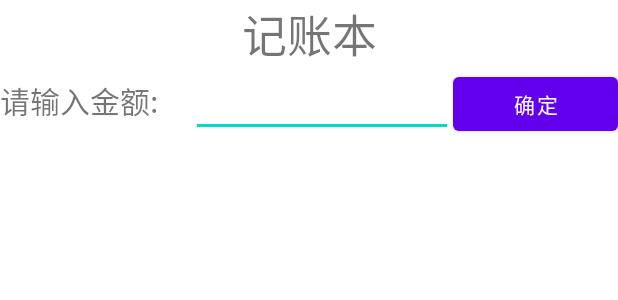
After one commit to xiaowei957/App2.1, an Android app: the layout bill.xml on its own in the app's theme, with its tools: preview values and no code run, on a phone screen of 412 x 824 dp. The commit adds this screen. Shown: the top 300 px of the screen. Run offline under Robolectric (Android 15) with nearby library versions, the phone set to English and light mode, and no system bars.

Commit message:
homework6

```diff
--- a/app/src/main/java/com/example/app2/MainActivity.java
+++ b/app/src/main/java/com/example/app2/MainActivity.java
@@ -82,6 +82,10 @@ public class MainActivity extends ListActivity {
             intent.setClass(MainActivity.this, StyleActivity.class);
             startActivity(intent);
         }
+        if (index == 5) {
+            Intent intent = new Intent(MainActivity.this, BillActivity.class);
+            startActivity(intent);
+        }
 
     }
 }
--- /dev/null
+++ b/app/src/main/res/layout/bill.xml
@@ -0,0 +1,43 @@
+<?xml version="1.0" encoding="utf-8"?>
+<LinearLayout xmlns:android="http://schemas.android.com/apk/res/android"
+    android:orientation="vertical"
+    android:layout_width="match_parent"
+    android:layout_height="match_parent">
+    <TextView
+        android:layout_width="match_parent"
+        android:layout_height="wrap_content"
+        android:text="记账本"
+        android:gravity="center"
+        android:textSize="30dp"/>
+    <LinearLayout
+        android:layout_width="match_parent"
+        android:layout_height="wrap_content"
+        android:orientation="vertical">
+        <LinearLayout
+            android:layout_width="match_parent"
+            android:layout_height="wrap_content"
+            android:orientation="horizontal">
+            <TextView
+                android:layout_width="wrap_content"
+                android:layout_height="wrap_content"
+                android:layout_weight="1"
+                android:textSize="20dp"
+                android:text="请输入金额:"/>
+            <EditText
+                android:layout_width="wrap_content"
+                android:layout_height="wrap_content"
+                android:layout_weight="7"
+                android:id="@+id/money"/>
+            <Button
+                android:layout_width="wrap_content"
+                android:layout_height="wrap_content"
+                android:text="确定"
+                android:layout_weight="1"
+                android:id="@+id/submit"/>
+        </LinearLayout>
+        <ListView
+            android:layout_width="match_parent"
+            android:layout_height="wrap_content"
+            android:id="@+id/bill"/>
+    </LinearLayout>
+</LinearLayout>
```
Also changed, not shown: app/src/main/AndroidManifest.xml (+15 -0 lines), app/src/main/java/com/example/app2/BillActivity.java (added, +70 -0 lines), app/src/main/java/com/example/app2/BillProvider.java (added, +69 -0 lines), app/src/main/java/com/example/app2/DBManager.java (added, +25 -0 lines).
